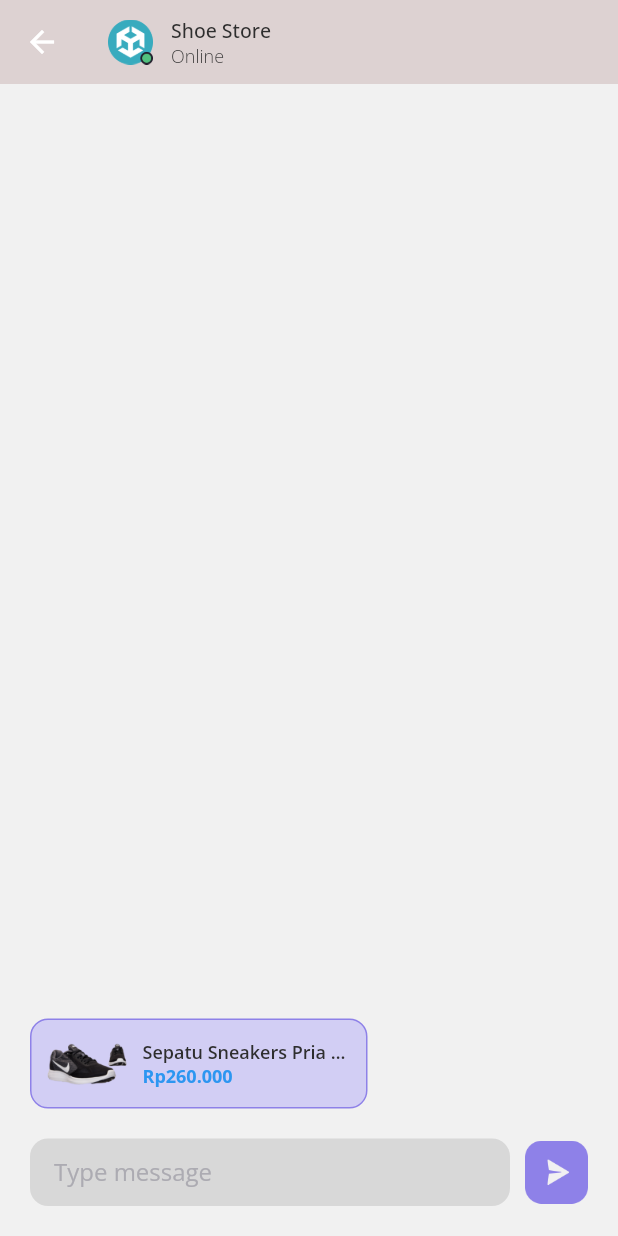
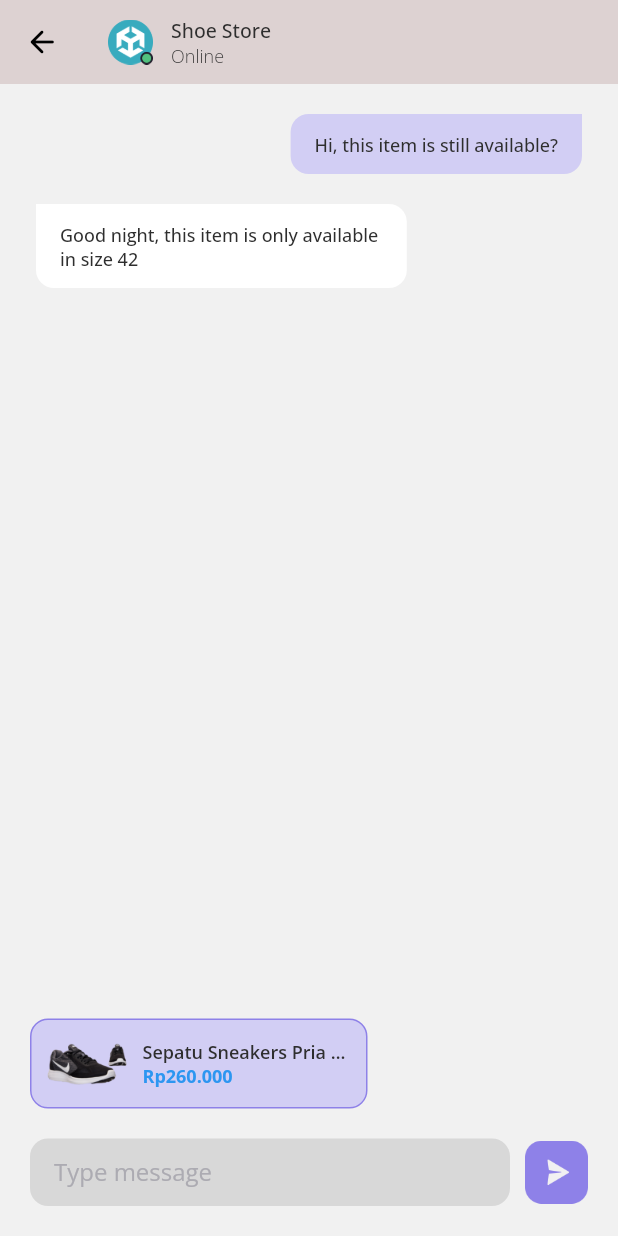
Before and after one commit to mddirga/market-frontend-flutter, a Flutter app: the DetailChatPage screen opened by its route, on a phone screen of 412 x 824 dp. Run offline on Flutter 3.47's test engine with Material 2 defaults, Android fonts, the phone set to English and light mode, and no system bars.

Commit message:
Detail Chat Page - Chat Bubble

```diff
--- a/lib/pages/detail_chat_page.dart
+++ b/lib/pages/detail_chat_page.dart
@@ -1,5 +1,6 @@
 import 'package:flutter/material.dart';
 import 'package:market/shared/theme.dart';
+import 'package:market/widgets/chat_bubble.dart';
 
 class DetailChatPage extends StatelessWidget {
   const DetailChatPage({super.key});
@@ -10,6 +11,13 @@ class DetailChatPage extends StatelessWidget {
       return AppBar(
         backgroundColor: backgroundColor4,
         centerTitle: false,
+        leading: IconButton(
+          onPressed: () {},
+          icon: const Icon(
+            Icons.arrow_back_rounded,
+            color: Colors.black,
+          ),
+        ),
         title: Row(
           children: [
             Image.asset(
@@ -136,10 +144,29 @@ class DetailChatPage extends StatelessWidget {
       );
     }
 
+    Widget content() {
+      return ListView(
+        padding: EdgeInsets.symmetric(
+          horizontal: defaultMargin,
+        ),
+        children: const [
+          ChatBubble(
+            isSender: true,
+            text: 'Hi, this item is still available?',
+          ),
+          ChatBubble(
+            isSender: false,
+            text: 'Good night, this item is only available in size 42',
+          ),
+        ],
+      );
+    }
+
     return Scaffold(
       backgroundColor: backgroundColor1,
       appBar: header(),
       bottomNavigationBar: chatInput(),
+      body: content(),
     );
   }
 }
--- /dev/null
+++ b/lib/widgets/chat_bubble.dart
@@ -0,0 +1,51 @@
+import 'package:flutter/material.dart';
+import 'package:market/shared/theme.dart';
+
+class ChatBubble extends StatelessWidget {
+  final String text;
+  final bool isSender;
+
+  const ChatBubble({super.key, this.isSender = false, this.text = ''});
+
+  @override
+  Widget build(BuildContext context) {
+    return Container(
+      width: double.infinity,
+      margin: const EdgeInsets.only(
+        top: 20,
+      ),
+      child: Row(
+        mainAxisAlignment:
+            isSender ? MainAxisAlignment.end : MainAxisAlignment.start,
+        children: [
+          Flexible(
+            child: Container(
+              constraints: BoxConstraints(
+                maxWidth: MediaQuery.of(context).size.width * 0.6,
+              ),
+              padding: const EdgeInsets.symmetric(
+                horizontal: 16,
+                vertical: 12,
+              ),
+              decoration: BoxDecoration(
+                  borderRadius: BorderRadius.only(
+                    topLeft: Radius.circular(isSender ? 12 : 0),
+                    topRight: Radius.circular(isSender ? 0 : 12),
+                    bottomLeft: const Radius.circular(12),
+                    bottomRight: const Radius.circular(12),
+                  ),
+                  color: isSender ? backgroundColor5 : backgroundColor2),
+              child: Text(
+                text,
+                style: primaryTextStyle.copyWith(
+                  fontSize: 12,
+                  fontWeight: medium,
+                ),
+              ),
+            ),
+          ),
+        ],
+      ),
+    );
+  }
+}
```
